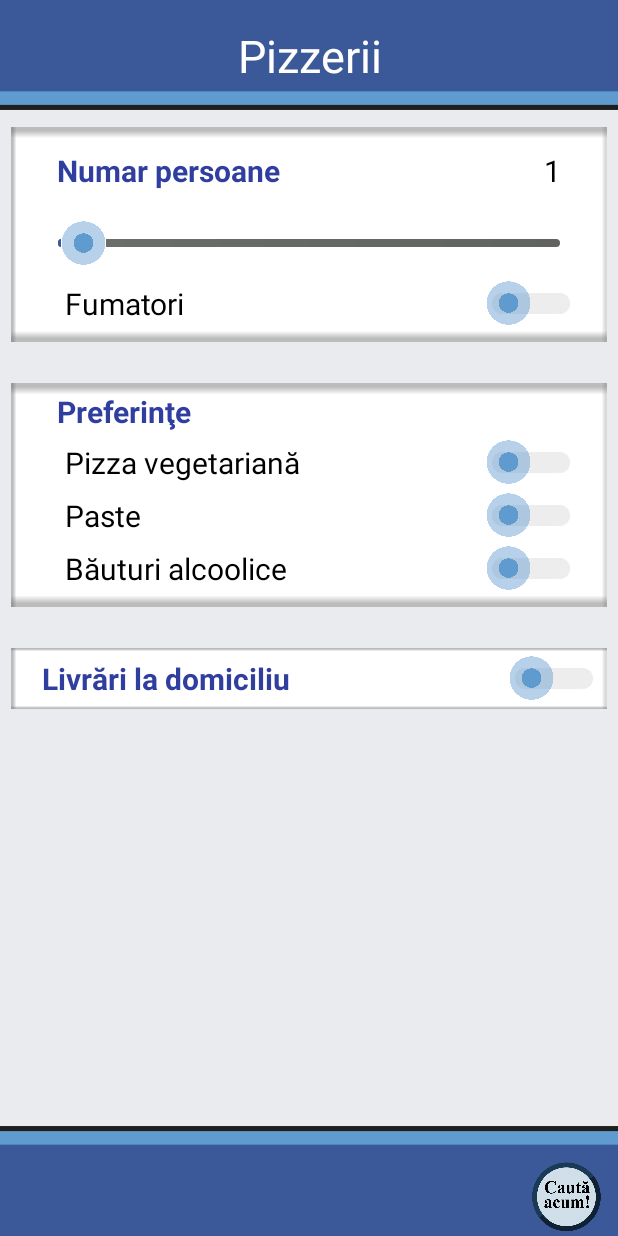
After one commit to sorinc7/find, an Android app: the pizzerii screen opened directly, with no data from a screen before it, on a phone screen of 412 x 824 dp. The commit adds this screen. Run offline under Robolectric (Android 15) with nearby library versions, the phone set to English and light mode, and no system bars.

Commit message:
Rezolvat pizzerii partial

```diff
--- a/app/build.gradle
+++ b/app/build.gradle
@@ -20,6 +20,7 @@ android {
 }
 
 dependencies {
+    implementation 'com.android.support.constraint:constraint-layout:1.0.2'
     compile fileTree(include: ['*.jar'], dir: 'libs')
     androidTestCompile('com.android.support.test.espresso:espresso-core:2.2.2', {
         exclude group: 'com.android.support', module: 'support-annotations'
--- a/app/src/main/AndroidManifest.xml
+++ b/app/src/main/AndroidManifest.xml
@@ -41,7 +41,8 @@
 
         <activity
             android:name=".MapsActivityRestaurante"
-            android:label="@string/title_activity_maps_restaurante"></activity>
+            android:label="@string/title_activity_maps_restaurante" />
+        <activity android:name=".pizzerii"></activity>
     </application>
 
 </manifest>
--- /dev/null
+++ b/app/src/main/java/sorindev/find/pizzerii.java
@@ -0,0 +1,200 @@
+package sorindev.find;
+
+
+import android.Manifest;
+import android.content.Context;
+import android.content.pm.PackageManager;
+import android.location.Location;
+import android.location.LocationListener;
+import android.location.LocationManager;
+import android.os.Bundle;
+import android.support.v4.app.ActivityCompat;
+import android.support.v7.app.AppCompatActivity;
+import android.support.v7.widget.SwitchCompat;
+import android.util.Log;
+import android.view.View;
+import android.widget.CompoundButton;
+import android.widget.ImageView;
+import android.widget.SeekBar;
+import android.widget.TextView;
+
+import java.io.UnsupportedEncodingException;
+import java.net.URLEncoder;
+
+
+public class pizzerii extends AppCompatActivity implements android.widget.CompoundButton.OnCheckedChangeListener, LocationListener {
+    SeekBar seekbar;
+    SwitchCompat fumatori;
+    SwitchCompat vegetariana;
+    SwitchCompat paste;
+    SwitchCompat alcool;
+    SwitchCompat livrareDomiciliu;
+    protected LocationManager locationManager;
+
+    int fumatori1 = 0;
+    int vegetariana1 = 0;
+    int paste1 = 0;
+    int alcool1 = 0;
+    int livrareDomiciliu1 = 0;
+    int numarPersoane = 0;
+    static double latitude, longitude;
+    String request;
+
+
+    @Override
+    protected void onCreate(Bundle savedInstanceState) {
+        super.onCreate(savedInstanceState);
+        setContentView(R.layout.activity_pizzerii);
+        locationManager = (LocationManager) getSystemService(Context.LOCATION_SERVICE);
+        LocationListener locationListener = new restaurante();
+        if (ActivityCompat.checkSelfPermission(this, Manifest.permission.ACCESS_FINE_LOCATION) != PackageManager.PERMISSION_GRANTED && ActivityCompat.checkSelfPermission(this, Manifest.permission.ACCESS_COARSE_LOCATION) != PackageManager.PERMISSION_GRANTED) {
+            // TODO: Consider calling
+            //    ActivityCompat#requestPermissions
+            // here to request the missing permissions, and then overriding
+            //   public void onRequestPermissionsResult(int requestCode, String[] permissions,
+            //                                          int[] grantResults)
+            // to handle the case where the user grants the permission. See the documentation
+            // for ActivityCompat#requestPermissions for more details.
+            return;
+        }
+        locationManager.requestLocationUpdates(
+                LocationManager.NETWORK_PROVIDER, 5000, 10, locationListener);
+        if (ActivityCompat.checkSelfPermission(this, Manifest.permission.ACCESS_FINE_LOCATION) != PackageManager.PERMISSION_GRANTED && ActivityCompat.checkSelfPermission(this, Manifest.permission.ACCESS_COARSE_LOCATION) != PackageManager.PERMISSION_GRANTED) {
+            // TODO: Consider calling
+            //    ActivityCompat#requestPermissions
+            // here to request the missing permissions, and then overriding
+            //   public void onRequestPermissionsResult(int requestCode, String[] permissions,
+            //                                          int[] grantResults)
+            // to handle the case where the user grants the permission. See the documentation
+            // for ActivityCompat#requestPermissions for more details
+        }
+        // ATRIBUIREA ELEMENTELOR INCEPE AICI
+        locationManager.requestLocationUpdates(LocationManager.GPS_PROVIDER, 5000, 10, this);
+        fumatori = (SwitchCompat) findViewById(R.id.fumatori);
+        vegetariana=(SwitchCompat) findViewById(R.id.vegetariana);
+        paste = (SwitchCompat) findViewById(R.id.paste);
+        alcool=(SwitchCompat) findViewById(R.id.alcool);
+        livrareDomiciliu=(SwitchCompat) findViewById(R.id.livrareDomiciliu);
+
+
+        //ATRIBUIREA ELEMENTELOR SE TERMINA AICI
+
+
+
+        final TextView textView = (TextView)findViewById(R.id.count);
+        seekbar = (SeekBar)findViewById(R.id.line3);
+        seekbar.setOnSeekBarChangeListener(new SeekBar.OnSeekBarChangeListener() {
+            @Override
+            public void onProgressChanged(SeekBar seekBar, int progress, boolean b) {
+                textView.setText(String.valueOf(progress));
+                numarPersoane = progress;
+            }
+
+            @Override
+            public void onStartTrackingTouch(SeekBar seekBar) {
+
+            }
+
+            @Override
+            public void onStopTrackingTouch(SeekBar seekBar) {
+
+            }
+        });
+        ImageView act = (ImageView)findViewById(R.id.lupa);
+        act.setOnClickListener(
+                new View.OnClickListener() {
+                    @Override
+                    public void onClick(View v) {
+                        getData();
+                        createRequest();
+                        onLogin();
+                    }
+                }
+        );
+    }
+    public void getData(){
+        if (fumatori != null) {
+            fumatori.setOnCheckedChangeListener(this);
+            if(fumatori.isChecked()){
+                fumatori1 = 1;
+            }
+        }
+        if (vegetariana != null) {
+            vegetariana.setOnCheckedChangeListener((android.widget.CompoundButton.OnCheckedChangeListener) this);
+            if(vegetariana.isChecked()){
+                vegetariana1 = 1;
+            }
+        }
+        if (paste != null) {
+            paste.setOnCheckedChangeListener((android.widget.CompoundButton.OnCheckedChangeListener) this);
+            if(paste.isChecked()){
+                paste1 = 1;
+            }
+        }
+        if (alcool != null) {
+            alcool.setOnCheckedChangeListener((android.widget.CompoundButton.OnCheckedChangeListener) this);
+            if(alcool.isChecked()){
+                alcool1 = 1;
+            }
+        }
+        if (livrareDomiciliu != null) {
+            livrareDomiciliu.setOnCheckedChangeListener((android.widget.CompoundButton.OnCheckedChangeListener) this);
+            if(livrareDomiciliu.isChecked()){
+                livrareDomiciliu1 = 1;
+            }
+        }
+    }
+    @Override
+    public void onCheckedChanged(CompoundButton buttonView, boolean isChecked) {
+
+    }
+
+    @Override
+    public void onLocationChanged(Location location) {
+        latitude = location.getLatitude();
+        longitude = location.getLongitude();
+    }
+
+    @Override
+    public void onStatusChanged(String s, int i, Bundle bundle) {
+
+    }
+
+    @Override
+    public void onProviderEnabled(String s) {
+
+    }
+
+    @Override
+    public void onProviderDisabled(String s) {
+
+    }
+
+
+    public void createRequest(){
+        // here we create the request for later usage
+
+        try {
+            request= URLEncoder.encode("fumatori","UTF-8")+"="+URLEncoder.encode(String.valueOf(fumatori1),"UTF-8")+"&"+URLEncoder.encode("vegetariana","UTF-8")+"="+URLEncoder.encode(String.valueOf(vegetariana1),"UTF-8")
+                    +"&"+URLEncoder.encode("paste","UTF-8")+"="+URLEncoder.encode(String.valueOf(paste1),"UTF-8")+"&"+URLEncoder.encode("alcool","UTF-8")+"="+URLEncoder.encode(String.valueOf(alcool1),"UTF-8")
+                    +"&"+URLEncoder.encode("livrareDomiciliu","UTF-8")+"="+URLEncoder.encode(String.valueOf(livrareDomiciliu1),"UTF-8")+"&"+URLEncoder.encode("numarPersoane","UTF-8")+"="+URLEncoder.encode(String.valueOf(numarPersoane),"UTF-8")+"&"+URLEncoder.encode("latitude","UTF-8")+"="+URLEncoder.encode(String.valueOf(latitude),"UTF-8")+"&"+URLEncoder.encode("longitude","UTF-8")+"="+URLEncoder.encode(String.valueOf(longitude),"UTF-8");
+        } catch (UnsupportedEncodingException e) {
+            e.printStackTrace();
+        }
+        Log.d("COORD", request);
+
+    }
+
+
+    public void onLogin(){
+
+        String arg2 = "";
+        String type="login";
+
+        BackgroundWorker backgroundWorker = new BackgroundWorker(this);
+        backgroundWorker.execute(type, arg2, request);
+
+    }
+
+
+}
--- /dev/null
+++ b/app/src/main/res/layout/activity_pizzerii.xml
@@ -0,0 +1,238 @@
+<?xml version="1.0" encoding="utf-8"?>
+<RelativeLayout
+    xmlns:android="http://schemas.android.com/apk/res/android"
+    xmlns:tools="http://schemas.android.com/tools"
+    xmlns:app="http://schemas.android.com/apk/res-auto"
+    android:layout_width="match_parent"
+    android:layout_height="match_parent"
+    tools:context="sorindev.find.MainActivity"
+    android:background="#e9ebee"
+    tools:background="#e9ebee">
+
+    <ImageView
+        android:id="@+id/imageView6"
+        android:layout_width="match_parent"
+        android:layout_height="wrap_content"
+        android:adjustViewBounds="true"
+        android:layout_gravity="top"
+        android:layout_centerHorizontal="true"
+        android:src="@mipmap/susus"
+        />
+    <TextView
+        android:id="@+id/myImageViewText"
+        android:layout_width="wrap_content"
+        android:layout_height="wrap_content"
+        android:layout_alignStart="@+id/imageView6"
+        android:layout_alignTop="@+id/imageView6"
+        android:layout_alignEnd="@+id/imageView6"
+        android:layout_alignBottom="@+id/imageView6"
+        android:layout_margin="1dp"
+        android:gravity="center"
+        android:text="Pizzerii"
+        android:textSize="30sp"
+        android:textColor="#FFFFFF"
+        android:layout_alignRight="@+id/imageView6"
+        android:layout_alignLeft="@+id/imageView6" />
+    <RelativeLayout
+        android:layout_marginTop="10dp"
+        android:layout_marginLeft="7dp"
+        android:layout_marginRight="7dp"
+        android:layout_marginBottom="10dp"
+        android:padding="5dp"
+        android:layout_width="match_parent"
+        android:layout_height="wrap_content"
+        android:layout_below="@id/imageView6"
+        android:id="@+id/relativ"
+        android:background="@mipmap/cadran"
+
+        >
+        <TextView
+            android:id="@+id/textpers"
+            android:layout_margin="10dp"
+            android:layout_width="wrap_content"
+            android:layout_height="wrap_content"
+            android:text="@string/numar_persoane"
+            android:textColor="#303F9F"
+            android:textStyle="bold"
+            android:textSize="20dp"
+            android:paddingLeft="15dp"
+            android:paddingStart="15dp"/>
+        <TextView
+            android:id="@+id/count"
+            android:layout_margin="10dp"
+            android:layout_width="wrap_content"
+            android:layout_height="wrap_content"
+            android:text="1"
+            android:layout_toRightOf="@id/textpers"
+            android:textSize="20dp"
+            android:layout_alignParentRight="true"
+            android:paddingRight="15dp"
+            android:paddingEnd="15dp"
+            android:gravity="right"
+            android:textColor="#000000"/>
+        <SeekBar
+            android:id="@+id/line3"
+            android:layout_width="match_parent"
+            android:layout_height="wrap_content"
+            android:layout_below="@id/textpers"
+            android:layout_margin="10dp"
+            android:fadingEdge="horizontal|vertical"
+            android:isScrollContainer="false"
+            android:max="20"
+            android:maxHeight="5sp"
+            android:progress="1"
+            android:progressDrawable="@mipmap/seekbar_progressbar"
+            android:thumbTintMode="multiply"
+            android:thumb="@mipmap/thumb_image"/>
+        <android.support.v7.widget.SwitchCompat
+            android:id="@+id/fumatori"
+            android:layout_width="match_parent"
+            android:text="Fumatori"
+            android:layout_marginBottom="5dp"
+            android:layout_height="wrap_content"
+            android:layout_below="@+id/line3"
+            android:layout_marginLeft="15dp"
+            android:layout_marginRight="15dp"
+            android:maxHeight="5dp"
+            android:paddingLeft="15dp"
+            android:textColor="#000000"
+            android:textSize="20dp"
+            android:thumb="@mipmap/thumb_image"
+            android:trackTint="#000000"
+            android:trackTintMode="multiply"
+            android:theme="@style/SCBSwitch"
+            />
+
+    </RelativeLayout>
+
+    <ImageView
+        android:id="@+id/imageView5"
+        android:layout_width="match_parent"
+        android:layout_height="wrap_content"
+        android:layout_alignParentBottom="true"
+        android:layout_centerHorizontal="true"
+        android:layout_gravity="bottom"
+        android:adjustViewBounds="true"
+        android:scaleY="-1"
+        android:src="@mipmap/susus"
+        />
+
+    <ImageView
+        android:id="@+id/lupa"
+        android:layout_width="65dp"
+        android:layout_height="50dp"
+        android:gravity="right"
+        android:paddingBottom="3dp"
+        android:src="@mipmap/search"
+        android:layout_alignParentBottom="true"
+        android:layout_alignRight="@+id/myImageViewText"
+        android:layout_alignEnd="@+id/myImageViewText" />
+    <RelativeLayout
+        android:layout_marginTop="17dp"
+        android:layout_marginLeft="7dp"
+        android:layout_marginRight="7dp"
+        android:layout_marginBottom="10dp"
+        android:padding="5dp"
+        android:background="@mipmap/cadran"
+        android:layout_below="@id/relativ"
+        android:id="@+id/relativ2"
+        android:layout_width="match_parent"
+        android:layout_height="wrap_content">
+        <TextView
+            android:layout_width="match_parent"
+            android:layout_height="wrap_content"
+            android:text="Preferinţe"
+            android:id="@+id/prim"
+            android:textColor="#303F9F"
+            android:textStyle="bold"
+            android:layout_marginBottom="5dp"
+            android:layout_marginLeft="25dp"
+            android:layout_marginRight="15dp"
+            android:textSize="20dp"
+            />
+        <android.support.v7.widget.SwitchCompat
+            android:id="@+id/vegetariana"
+            android:layout_width="match_parent"
+            android:layout_marginBottom="5dp"
+            android:layout_height="wrap_content"
+            android:layout_marginLeft="15dp"
+            android:layout_marginRight="15dp"
+            android:maxHeight="5dp"
+            android:layout_below="@id/prim"
+            android:paddingLeft="15dp"
+            android:text="Pizza vegetariană"
+            android:textColor="#000000"
+            android:textSize="20dp"
+            android:thumb="@mipmap/thumb_image"
+            android:trackTint="#000000"
+            android:trackTintMode="multiply"
+            android:theme="@style/SCBSwitch"
+            />
+        <android.support.v7.widget.SwitchCompat
+            android:id="@+id/paste"
+            android:layout_width="match_parent"
+            android:layout_marginBottom="5dp"
+            android:layout_height="wrap_content"
+            android:layout_below="@id/vegetariana"
+            android:layout_marginLeft="15dp"
+            android:layout_marginRight="15dp"
+            android:maxHeight="5dp"
+            android:paddingLeft="15dp"
+            android:text="Paste"
+            android:textColor="#000000"
+            android:textSize="20dp"
+            android:thumb="@mipmap/thumb_image"
+            android:trackTint="#000000"
+            android:trackTintMode="multiply"
+            android:theme="@style/SCBSwitch"
+            />
+        <android.support.v7.widget.SwitchCompat
+            android:id="@+id/alcool"
+            android:layout_width="match_parent"
+            android:layout_height="wrap_content"
+            android:layout_marginBottom="5dp"
+            android:layout_below="@id/paste"
+            android:layout_marginLeft="15dp"
+            android:layout_marginRight="15dp"
+            android:maxHeight="5dp"
+            android:paddingLeft="15dp"
+            android:text="Băuturi alcoolice"
+            android:textColor="#000000"
+            android:textSize="20dp"
+            android:thumb="@mipmap/thumb_image"
+            android:trackTint="#000000"
+            android:trackTintMode="multiply"
+            android:theme="@style/SCBSwitch"
+            />
+    </RelativeLayout>
+    <RelativeLayout
+        android:layout_marginTop="17dp"
+        android:layout_marginLeft="7dp"
+        android:layout_marginRight="7dp"
+        android:layout_marginBottom="10dp"
+        android:padding="5dp"
+        android:background="@mipmap/cadran"
+        android:layout_below="@id/relativ2"
+        android:id="@+id/relativ3"
+        android:layout_width="match_parent"
+        android:layout_height="wrap_content">
+        <android.support.v7.widget.SwitchCompat
+            android:id="@+id/livrareDomiciliu"
+            android:layout_width="match_parent"
+            android:layout_height="wrap_content"
+            android:textColor="#303F9F"
+            android:textStyle="bold"
+            android:maxHeight="5dp"
+            android:paddingLeft="15dp"
+            android:text="Livrări la domiciliu"
+            android:textSize="20dp"
+            android:thumb="@mipmap/thumb_image"
+            android:trackTint="#000000"
+            android:trackTintMode="multiply"
+            android:theme="@style/SCBSwitch"
+            android:layout_centerVertical="true"
+            android:layout_centerHorizontal="true" />
+
+
+    </RelativeLayout>
+</RelativeLayout>
--- a/build.gradle
+++ b/build.gradle
@@ -5,7 +5,7 @@ buildscript {
         jcenter()
     }
     dependencies {
-        classpath 'com.android.tools.build:gradle:3.0.0'
+        classpath 'com.android.tools.build:gradle:3.0.1'
 
         // NOTE: Do not place your application dependencies here; they belong
         // in the individual module build.gradle files
```
Also changed, not shown: app/src/main/java/sorindev/find/BackgroundWorkerPizza.java (added, +108 -0 lines), app/src/main/java/sorindev/find/MainActivity.java (+16 -0 lines), app/src/main/res/layout/activity_main.xml (+62 -52 lines), app/src/main/res/drawable/bar.PNG, app/src/main/res/drawable/cluburi.PNG, app/src/main/res/drawable/fastfood.PNG, app/src/main/res/drawable/liniedespartitoare.PNG (added), app/src/main/res/drawable/pizza.PNG, app/src/main/res/drawable/pub.PNG, app/src/main/res/drawable/restaurant.PNG, app/src/main/res/drawable/restaurante.PNG (added), app/src/main/res/drawable/spa.PNG.
